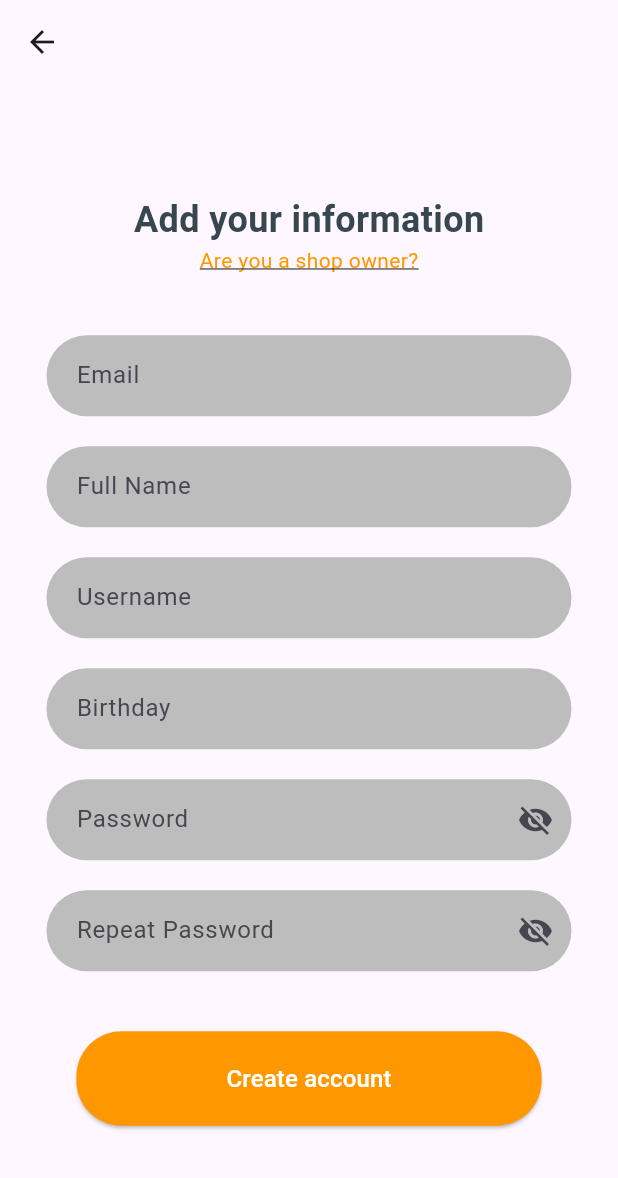
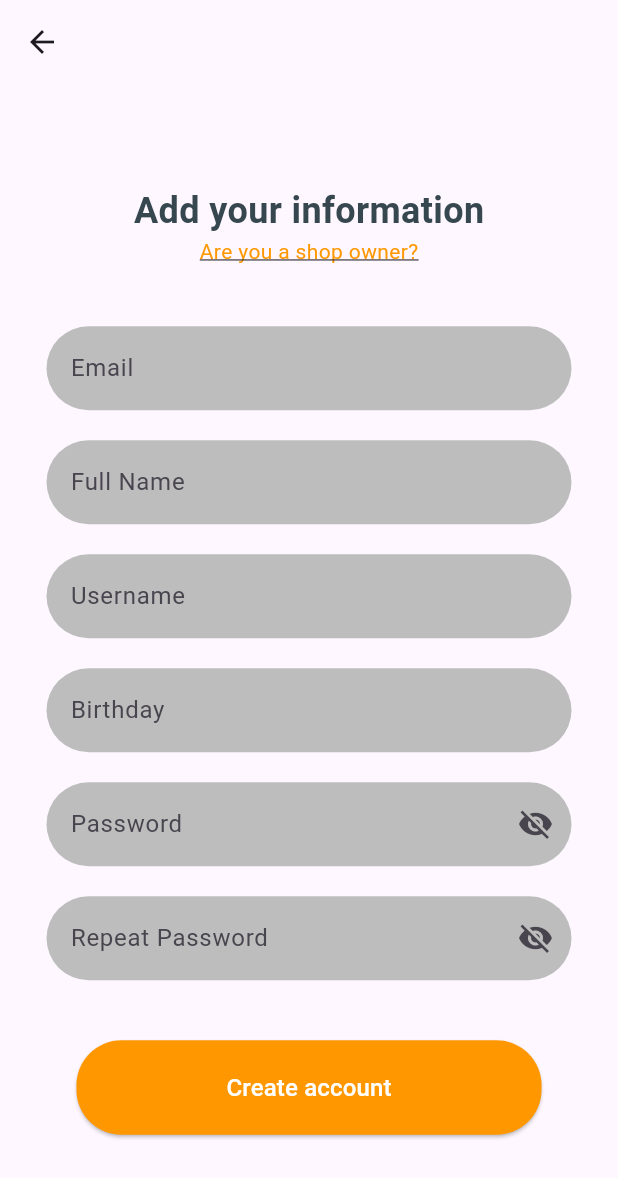
Before and after one commit to postrenan/MyGuide-Front, a Flutter app: the screen it shows after launch, after a tap on "Don't have an account? Create", on a phone screen of 412 x 824 dp. Shown: the top 1178 px of the screen. Run offline on Flutter 3.47's test engine with Material 3 defaults, Android fonts, the phone set to English and light mode, and no system bars; our stand-ins replace flutter_dotenv, fluttertoast, google_fonts; missing offline and left inert: dart:html; network calls fail.

Commit message:
fix: estilo

```diff
--- a/lib/src/features/authentication/login_page.dart
+++ b/lib/src/features/authentication/login_page.dart
@@ -7,35 +7,68 @@ import 'package:http/http.dart' as http;
 import 'dart:convert';
 import 'package:flutter_dotenv/flutter_dotenv.dart';
 
-class LoginPage extends StatelessWidget {
+class LoginPage extends StatefulWidget {
+  const LoginPage({Key? key}) : super(key: key);
+
+  @override
+  _LoginPageState createState() => _LoginPageState();
+}
+
+class _LoginPageState extends State<LoginPage> {
   final ValueNotifier<bool> _rememberMe = ValueNotifier<bool>(true);
   final TextEditingController _emailController = TextEditingController();
   final TextEditingController _passwordController = TextEditingController();
 
-  LoginPage({super.key});
+  @override
+  void dispose() {
+    _emailController.dispose();
+    _passwordController.dispose();
+    _rememberMe.dispose();
+    super.dispose();
+  }
 
   Future<bool> _loginUser() async {
-    String apiKey = dotenv.env['API_URL'] ?? 'default_api_url';
-
+    final apiUrl = dotenv.env['API_URL'] ?? 'http://localhost:3000/';
     final response = await http.get(
-      Uri.parse('${apiKey}users/${_emailController.text}'),
-      headers: <String, String>{
-        'Content-Type': 'application/json; charset=UTF-8',
-      },
+      Uri.parse('$apiUrl/users/${_emailController.text}'),
+      headers: {'Content-Type': 'application/json; charset=UTF-8'},
     );
 
     if (response.statusCode == 200) {
       final data = jsonDecode(response.body);
-      // Verifica se a senha do input é igual à senha do banco
       return data['password'] == _passwordController.text;
     } else {
-      return false; // login falhou
+      return false;
+    }
+  }
+
+  void _navigateToRegister() {
+    Navigator.push(
+      context,
+      MaterialPageRoute(builder: (context) => const RegisterPage()),
+    );
+  }
+
+  void _login() async {
+    final loginSuccessful = await _loginUser();
+    if (loginSuccessful) {
+      if (!mounted) return;
+      Navigator.pushReplacement(
+        context,
+        MaterialPageRoute(builder: (context) => const HomePage()),
+      );
+    } else {
+      if (!mounted) return;
+      ScaffoldMessenger.of(context).showSnackBar(
+        const SnackBar(content: Text('Login failed. Please try again.')),
+      );
     }
   }
 
   @override
   Widget build(BuildContext context) {
-    return Row(
+    return Scaffold(
+      body: Row(
         children: [
           Expanded(
             child: Container(
@@ -47,10 +80,7 @@ class LoginPage extends StatelessWidget {
                 children: [
                   Text(
                     "Find your next souvenir",
-                  style: GoogleFonts.italianno(
-                    fontSize: 45,
-                    color: primaryColor,
-                  ),
+                    style: GoogleFonts.italianno(fontSize: 45, color: primaryColor),
                     textAlign: TextAlign.center,
                   ),
                   const SizedBox(height: 20),
@@ -70,13 +100,7 @@ class LoginPage extends StatelessWidget {
                         borderRadius: BorderRadius.circular(20),
                       ),
                     ),
-                  onPressed: () {
-                    Navigator.push(
-                      context,
-                      MaterialPageRoute(
-                          builder: (context) => const RegisterPage()),
-                    );
-                  },
+                    onPressed: _navigateToRegister,
                     child: const Padding(
                       padding: EdgeInsets.symmetric(horizontal: 30, vertical: 11),
                       child: Text(
@@ -94,7 +118,6 @@ class LoginPage extends StatelessWidget {
               padding: const EdgeInsets.all(20),
               child: Column(
                 mainAxisAlignment: MainAxisAlignment.center,
-              crossAxisAlignment: CrossAxisAlignment.center,
                 children: [
                   SizedBox(
                     width: 100,
@@ -105,38 +128,9 @@ class LoginPage extends StatelessWidget {
                     ),
                   ),
                   const SizedBox(height: 40),
-                SizedBox(
-                  width: 300,
-                  child: TextField(
-                    controller: _emailController,
-                    decoration: InputDecoration(
-                      hintText: 'Email',
-                      filled: true,
-                      fillColor: thirdColor,
-                      border: OutlineInputBorder(
-                        borderRadius: BorderRadius.circular(30),
-                        borderSide: BorderSide.none,
-                      ),
-                    ),
-                  ),
-                ),
+                  _buildTextField("Email", _emailController, false),
                   const SizedBox(height: 20),
-                SizedBox(
-                  width: 300,
-                  child: TextField(
-                    controller: _passwordController,
-                    obscureText: true,
-                    decoration: InputDecoration(
-                      hintText: 'Password',
-                      filled: true,
-                      fillColor: thirdColor,
-                      border: OutlineInputBorder(
-                        borderRadius: BorderRadius.circular(30),
-                        borderSide: BorderSide.none,
-                      ),
-                    ),
-                  ),
-                ),
+                  _buildTextField("Password", _passwordController, true),
                   const SizedBox(height: 10),
                   Row(
                     mainAxisAlignment: MainAxisAlignment.center,
@@ -153,8 +147,7 @@ class LoginPage extends StatelessWidget {
                           );
                         },
                       ),
-                    const Text('remember me?',
-                        style: TextStyle(color: Colors.black)),
+                      const Text('Remember me?', style: TextStyle(color: Colors.black)),
                     ],
                   ),
                   const SizedBox(height: 20),
@@ -164,32 +157,36 @@ class LoginPage extends StatelessWidget {
                       shape: RoundedRectangleBorder(
                         borderRadius: BorderRadius.circular(30),
                       ),
-                    padding: const EdgeInsets.symmetric(
-                        horizontal: 130, vertical: 20),
+                      padding: const EdgeInsets.symmetric(horizontal: 130, vertical: 20),
                     ),
-                  onPressed: () async {
-                    bool loginSuccessful = await _loginUser();
-
-                    if (loginSuccessful) {
-                      Navigator.pushReplacement(
-                        context,
-                        MaterialPageRoute(builder: (context) => const HomePage()),
-                      );
-                    } else {
-                      ScaffoldMessenger.of(context).showSnackBar(
-                        const SnackBar(
-                            content: Text('Login failed. Please try again.')),
-                      );
-                    }
-                  },
-                  child: const Text('Login',
-                      style: TextStyle(color: Colors.white)),
+                    onPressed: _login,
+                    child: const Text('Login', style: TextStyle(color: Colors.white)),
                   ),
                 ],
               ),
             ),
           ),
         ],
+      ),
+    );
+  }
+
+  Widget _buildTextField(String hint, TextEditingController controller, bool isPassword) {
+    return SizedBox(
+      width: 300,
+      child: TextField(
+        controller: controller,
+        obscureText: isPassword,
+        decoration: InputDecoration(
+          hintText: hint,
+          filled: true,
+          fillColor: thirdColor,
+          border: OutlineInputBorder(
+            borderRadius: BorderRadius.circular(30),
+            borderSide: BorderSide.none,
+          ),
+        ),
+      ),
     );
   }
 }
--- a/lib/src/features/authentication/register_page.dart
+++ b/lib/src/features/authentication/register_page.dart
@@ -8,7 +8,7 @@ import 'dart:convert';
 import 'package:fluttertoast/fluttertoast.dart';
 
 class RegisterPage extends StatefulWidget {
-  const RegisterPage({super.key});
+  const RegisterPage({Key? key}) : super(key: key);
 
   @override
   _RegisterPageState createState() => _RegisterPageState();
@@ -24,6 +24,17 @@ class _RegisterPageState extends State<RegisterPage> {
   final TextEditingController _birthdayController = TextEditingController();
   final TextEditingController _passwordController = TextEditingController();
   final TextEditingController _repeatPasswordController = TextEditingController();
+
+  @override
+  void dispose() {
+    _emailController.dispose();
+    _nameController.dispose();
+    _usernameController.dispose();
+    _birthdayController.dispose();
+    _passwordController.dispose();
+    _repeatPasswordController.dispose();
+    super.dispose();
+  }
 
   Future<void> _createCredentials() async {
     if (_emailController.text.isEmpty ||
@@ -42,14 +53,11 @@ class _RegisterPageState extends State<RegisterPage> {
     }
 
     try {
-      String apiKey = dotenv.env['API_URL'] ?? 'default_api_key';
-
+      final apiUrl = dotenv.env['API_URL'] ?? 'default_api_key';
       final response = await http.post(
-        Uri.parse('${apiKey}users'),
-        headers: <String, String>{
-          'Content-Type': 'application/json; charset=UTF-8',
-        },
-        body: jsonEncode(<String, String>{
+        Uri.parse('$apiUrl/users'),
+        headers: {'Content-Type': 'application/json; charset=UTF-8'},
+        body: jsonEncode({
           'email': _emailController.text,
           'name': _nameController.text,
           'username': _usernameController.text,
@@ -59,7 +67,6 @@ class _RegisterPageState extends State<RegisterPage> {
       );
 
       if (response.statusCode == 201 || response.statusCode == 200) {
-        // Mostra o Toast de sucesso
         Fluttertoast.showToast(
           msg: "Account created successfully",
           toastLength: Toast.LENGTH_SHORT,
@@ -69,22 +76,13 @@ class _RegisterPageState extends State<RegisterPage> {
           fontSize: 16.0,
         );
 
+        if (!mounted) return;
         Navigator.pushReplacement(
           context,
-          MaterialPageRoute(builder: (context) => LoginPage()),
+          MaterialPageRoute(builder: (context) => const LoginPage()),
         );
       } else if (response.statusCode == 400) {
         _showMessage('Invalid data. Please check your inputs.');
-      } else if (response.statusCode == 500) {
-        // Mostra o Toast de erro
-        Fluttertoast.showToast(
-          msg: "Server error. Please try again later.",
-          toastLength: Toast.LENGTH_SHORT,
-          gravity: ToastGravity.BOTTOM,
-          backgroundColor: Colors.red,
-          textColor: Colors.white,
-          fontSize: 16.0,
-        );
       } else {
         _showMessage('Error: ${response.statusCode}');
       }
@@ -94,9 +92,7 @@ class _RegisterPageState extends State<RegisterPage> {
   }
 
   void _showMessage(String message) {
-    ScaffoldMessenger.of(context).showSnackBar(
-      SnackBar(content: Text(message)),
-    );
+    ScaffoldMessenger.of(context).showSnackBar(SnackBar(content: Text(message)));
   }
 
   Future<void> _selectDate(BuildContext context) async {
@@ -106,22 +102,11 @@ class _RegisterPageState extends State<RegisterPage> {
       firstDate: DateTime(1900),
       lastDate: DateTime.now(),
     );
-    if (picked != null && picked != DateTime.now()) {
+    if (picked != null) {
       setState(() {
-        _birthdayController.text = picked.toUtc().toIso8601String();
+        _birthdayController.text = picked.toIso8601String();
       });
     }
-  }
-
-  @override
-  void dispose() {
-    _emailController.dispose();
-    _nameController.dispose();
-    _usernameController.dispose();
-    _birthdayController.dispose();
-    _passwordController.dispose();
-    _repeatPasswordController.dispose();
-    super.dispose();
   }
 
   @override
@@ -131,7 +116,7 @@ class _RegisterPageState extends State<RegisterPage> {
         leading: const BackButton(),
       ),
       body: Center(
-        child: Padding(
+        child: SingleChildScrollView(
           padding: const EdgeInsets.all(16.0),
           child: Column(
             mainAxisAlignment: MainAxisAlignment.center,
@@ -160,26 +145,26 @@ class _RegisterPageState extends State<RegisterPage> {
                 ),
               ),
               const SizedBox(height: 40),
-              _buildTextField("Email", 350, _emailController),
+              _buildTextField("Email", _emailController),
               const SizedBox(height: 20),
-              _buildTextField("Full Name", 350, _nameController),
+              _buildTextField("Full Name", _nameController),
               const SizedBox(height: 20),
-              _buildTextField("Username", 350, _usernameController),
+              _buildTextField("Username", _usernameController),
               const SizedBox(height: 20),
               InkWell(
                 onTap: () => _selectDate(context),
                 child: AbsorbPointer(
-                  child: _buildTextField("Birthday", 350, _birthdayController),
+                  child: _buildTextField("Birthday", _birthdayController),
                 ),
               ),
               const SizedBox(height: 20),
-              _buildPasswordField("Password", 350, _isPasswordVisible, () {
+              _buildPasswordField("Password", _isPasswordVisible, () {
                 setState(() {
                   _isPasswordVisible = !_isPasswordVisible;
                 });
               }, _passwordController),
               const SizedBox(height: 20),
-              _buildPasswordField("Repeat Password", 350, _isRepeatPasswordVisible, () {
+              _buildPasswordField("Repeat Password", _isRepeatPasswordVisible, () {
                 setState(() {
                   _isRepeatPasswordVisible = !_isRepeatPasswordVisible;
                 });
@@ -209,41 +194,43 @@ class _RegisterPageState extends State<RegisterPage> {
     );
   }
 
-  Widget _buildTextField(String hintText, double width, TextEditingController controller) {
+  Widget _buildTextField(String hintText, TextEditingController controller) {
     return SizedBox(
-      width: width,
-      child: Container(
-        decoration: BoxDecoration(
-          color: Colors.grey[400],
-          borderRadius: BorderRadius.circular(30),
-        ),
+      width: 350,
       child: TextField(
         controller: controller,
         decoration: InputDecoration(
           hintText: hintText,
-            border: InputBorder.none,
-            contentPadding: const EdgeInsets.symmetric(horizontal: 20, vertical: 15),
+          filled: true,
+          fillColor: Colors.grey[400],
+          border: OutlineInputBorder(
+            borderRadius: BorderRadius.circular(30),
+            borderSide: BorderSide.none,
           ),
         ),
       ),
     );
   }
 
-  Widget _buildPasswordField(String hintText, double width, bool isPasswordVisible, VoidCallback toggleVisibility, TextEditingController controller) {
+  Widget _buildPasswordField(
+    String hintText,
+    bool isPasswordVisible,
+    VoidCallback toggleVisibility,
+    TextEditingController controller,
+  ) {
     return SizedBox(
-      width: width,
-      child: Container(
-        decoration: BoxDecoration(
-          color: Colors.grey[400],
-          borderRadius: BorderRadius.circular(30),
-        ),
+      width: 350,
       child: TextField(
         controller: controller,
         obscureText: !isPasswordVisible,
         decoration: InputDecoration(
           hintText: hintText,
-            border: InputBorder.none,
-            contentPadding: const EdgeInsets.symmetric(horizontal: 20, vertical: 15),
+          filled: true,
+          fillColor: Colors.grey[400],
+          border: OutlineInputBorder(
+            borderRadius: BorderRadius.circular(30),
+            borderSide: BorderSide.none,
+          ),
           suffixIcon: IconButton(
             icon: Icon(
               isPasswordVisible ? Icons.visibility : Icons.visibility_off,
@@ -252,7 +239,6 @@ class _RegisterPageState extends State<RegisterPage> {
           ),
         ),
       ),
-      ),
     );
   }
 }
--- a/lib/src/features/home/page/homepage.dart
+++ b/lib/src/features/home/page/homepage.dart
@@ -1,8 +1,5 @@
 import 'package:flutter/material.dart';
-import 'package:myguide_app/src/constants/colors.dart';
 import 'package:myguide_app/src/features/home/page/carousel.dart';
-import 'package:myguide_app/src/features/home/links/settings/profilepage.dart';
-import 'package:myguide_app/src/features/home/links/settings/profileadmin.dart';
 import 'package:myguide_app/src/features/home/links/favorites.dart';
 import 'package:myguide_app/src/features/home/links/reviews.dart';
 import 'package:myguide_app/src/features/home/links/bestshops.dart';
```
Lines whose indentation alone changed are shown as unchanged.
